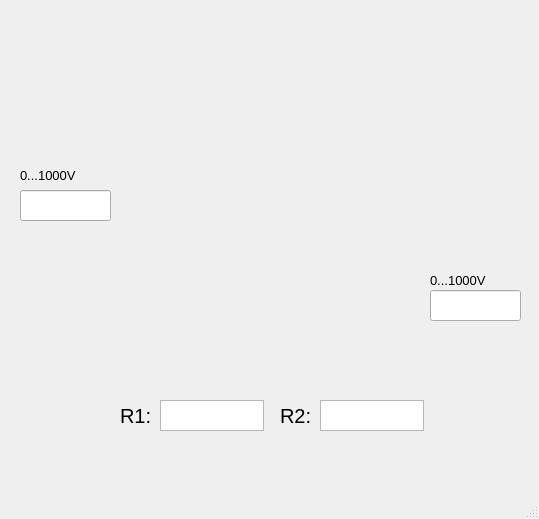
Before: the Qt Designer form mainwindow.ui in brupi/Spannungsteiler, drawn with Qt 5.
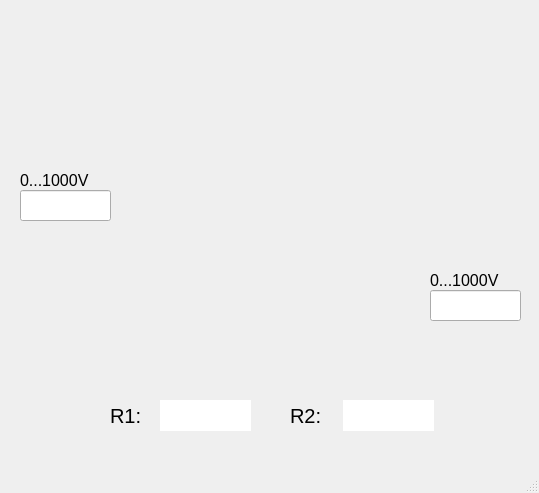
After: the same form once the commit is applied. Icons and pictures are not drawn.

Patch:
```diff
--- a/mainwindow.ui
+++ b/mainwindow.ui
@@ -7,7 +7,7 @@
     <x>0</x>
     <y>0</y>
     <width>539</width>
-    <height>519</height>
+    <height>493</height>
    </rect>
   </property>
   <property name="minimumSize">
@@ -126,14 +126,14 @@
     <property name="geometry">
      <rect>
       <x>20</x>
-      <y>165</y>
+      <y>170</y>
       <width>91</width>
       <height>21</height>
      </rect>
     </property>
     <property name="font">
      <font>
-      <pointsize>10</pointsize>
+      <pointsize>12</pointsize>
      </font>
     </property>
     <property name="text">
@@ -151,7 +151,7 @@
     </property>
     <property name="font">
      <font>
-      <pointsize>10</pointsize>
+      <pointsize>12</pointsize>
      </font>
     </property>
     <property name="text">
@@ -161,7 +161,7 @@
    <widget class="QLabel" name="label_4">
     <property name="geometry">
      <rect>
-      <x>120</x>
+      <x>110</x>
       <y>400</y>
       <width>41</width>
       <height>31</height>
@@ -179,7 +179,7 @@
    <widget class="QLabel" name="label_5">
     <property name="geometry">
      <rect>
-      <x>280</x>
+      <x>290</x>
       <y>400</y>
       <width>41</width>
       <height>31</height>
@@ -199,10 +199,85 @@
      <rect>
       <x>160</x>
       <y>400</y>
-      <width>104</width>
+      <width>91</width>
       <height>31</height>
      </rect>
     </property>
+    <property name="palette">
+     <palette>
+      <active>
+       <colorrole role="Button">
+        <brush brushstyle="SolidPattern">
+         <color alpha="255">
+          <red>240</red>
+          <green>240</green>
+          <blue>240</blue>
+         </color>
+        </brush>
+       </colorrole>
+       <colorrole role="Light">
+        <brush brushstyle="SolidPattern">
+         <color alpha="255">
+          <red>240</red>
+          <green>240</green>
+          <blue>240</blue>
+         </color>
+        </brush>
+       </colorrole>
+      </active>
+      <inactive>
+       <colorrole role="Button">
+        <brush brushstyle="SolidPattern">
+         <color alpha="255">
+          <red>240</red>
+          <green>240</green>
+          <blue>240</blue>
+         </color>
+        </brush>
+       </colorrole>
+       <colorrole role="Light">
+        <brush brushstyle="SolidPattern">
+         <color alpha="255">
+          <red>240</red>
+          <green>240</green>
+          <blue>240</blue>
+         </color>
+        </brush>
+       </colorrole>
+      </inactive>
+      <disabled>
+       <colorrole role="Button">
+        <brush brushstyle="SolidPattern">
+         <color alpha="255">
+          <red>240</red>
+          <green>240</green>
+          <blue>240</blue>
+         </color>
+        </brush>
+       </colorrole>
+       <colorrole role="Light">
+        <brush brushstyle="SolidPattern">
+         <color alpha="255">
+          <red>240</red>
+          <green>240</green>
+          <blue>240</blue>
+         </color>
+        </brush>
+       </colorrole>
+      </disabled>
+     </palette>
+    </property>
+    <property name="font">
+     <font>
+      <pointsize>11</pointsize>
+     </font>
+    </property>
+    <property name="frameShape">
+     <enum>QFrame::NoFrame</enum>
+    </property>
+    <property name="frameShadow">
+     <enum>QFrame::Sunken</enum>
+    </property>
     <property name="readOnly">
      <bool>true</bool>
     </property>
@@ -210,12 +285,23 @@
    <widget class="QTextEdit" name="out_r2">
     <property name="geometry">
      <rect>
-      <x>320</x>
+      <x>343</x>
       <y>400</y>
-      <width>104</width>
+      <width>91</width>
       <height>31</height>
      </rect>
     </property>
+    <property name="font">
+     <font>
+      <pointsize>11</pointsize>
+     </font>
+    </property>
+    <property name="autoFillBackground">
+     <bool>true</bool>
+    </property>
+    <property name="frameShape">
+     <enum>QFrame::NoFrame</enum>
+    </property>
     <property name="readOnly">
      <bool>true</bool>
     </property>
```
Left out of the diff: 10 changed lines with no effect on the pictures.
